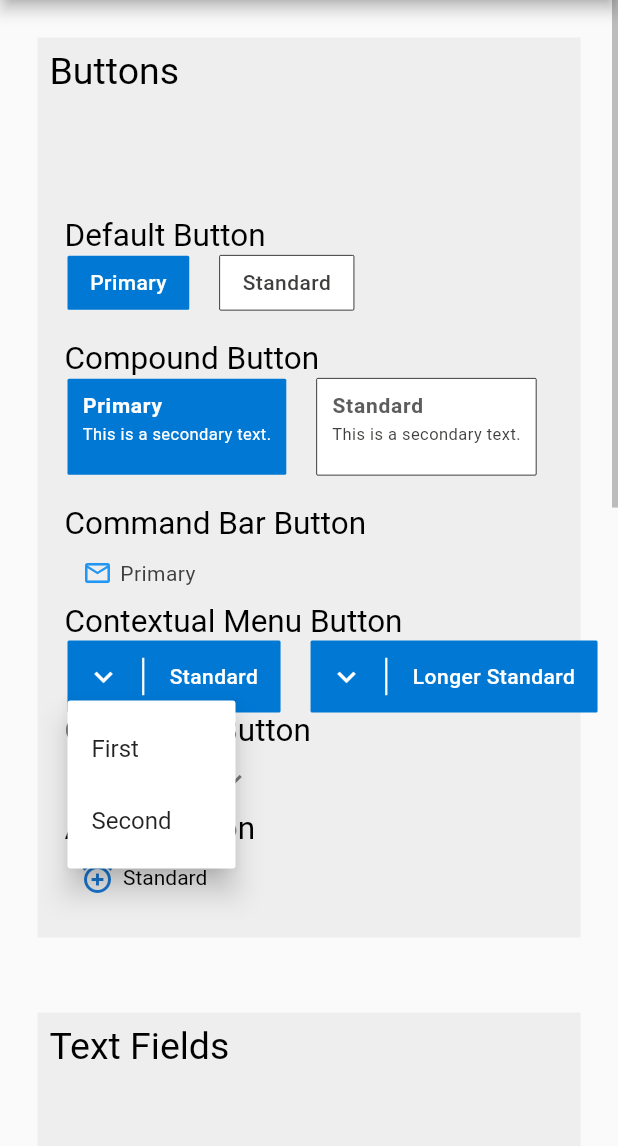
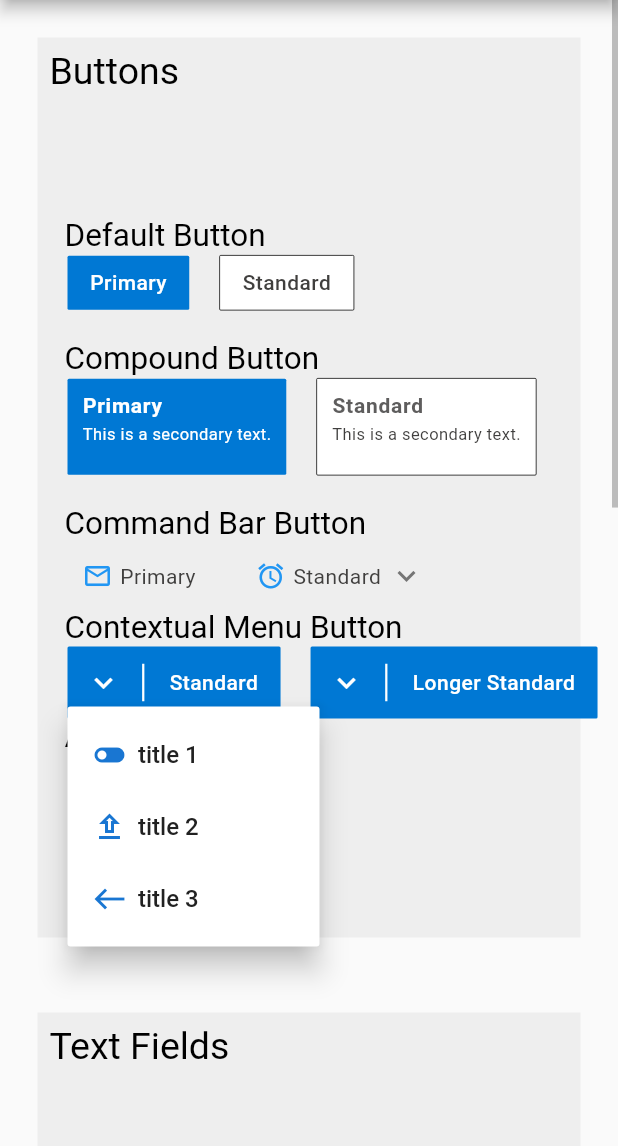
Before and after one commit to Zamaruu/flutter-fluent-ui-library, a Flutter app: the screen it shows after launch, after a tap on the "keyboard arrow down" icon, on a phone screen of 412 x 824 dp, the part 90-1236 px from its top. Run offline on Flutter 3.47's test engine with Material 2 defaults, Android fonts, the phone set to English and light mode, and no system bars.

Commit message:
CommandBarButton drop downs added

```diff
--- a/lib/routes/mainpage.dart
+++ b/lib/routes/mainpage.dart
@@ -1,6 +1,7 @@
 import 'package:fluent_ui_design/ui/fluentui/fluentbutton.dart';
 import 'package:fluent_ui_design/ui/fluentui/fluentdocumentcard.dart';
 import 'package:fluent_ui_design/ui/fluentui/fluenttextfield.dart';
+import 'package:fluent_ui_design/ui/fluentui/fluentuimodels.dart';
 import 'package:fluent_ui_design/ui/widgets/drawer.dart';
 import 'package:fluent_ui_design/ui/widgets/navigationappbar.dart';
 import 'package:flutter/material.dart';
@@ -8,6 +9,12 @@ import 'package:flutter/material.dart';
 class MainPage extends StatelessWidget {
   TextStyle titleStyle = new TextStyle(color: Colors.black, fontSize: 25);
   TextEditingController sampleController = new TextEditingController();
+
+  List<CommandBarButtonModel> popUpButtons = [
+    new CommandBarButtonModel("title 1", Icons.toggle_off_rounded, () {}),
+    new CommandBarButtonModel("title 2", Icons.upload_outlined, () {}),
+    new CommandBarButtonModel("title 3", Icons.west, () {}),
+  ];
 
   Padding subject(String title) {
     return Padding(
@@ -91,6 +98,13 @@ class MainPage extends StatelessWidget {
                     width: 20,
                   ),
                   CommandBarButton("Primary", Icons.mail_outline),
+                  SizedBox(
+                    width: 20,
+                  ),
+                  CommandBarPopUpButton(
+                    "Standard",
+                    popUpButtons
+                  ),
                 ],
               ),
               subject("Contextual Menu Button"),
@@ -99,20 +113,17 @@ class MainPage extends StatelessWidget {
                   SizedBox(
                     width: 20,
                   ),
-                  ContextualMenuButton("Standard"),
+                  SplitButton(
+                    "Standard",
+                    popUpButtons
+                  ),
                   SizedBox(
                     width: 20,
                   ),
-                  ContextualMenuButton("Longer Standard"),
-                ],
-              ),
-              subject("Command Button"),
-              Row(
-                children: [
-                  SizedBox(
-                    width: 20,
+                  SplitButton(
+                    "Longer Standard",
+                    popUpButtons
                   ),
-                  CommandButton("Standard"),
                 ],
               ),
               subject("Action Button"),
--- a/lib/ui/fluentui/fluentbutton.dart
+++ b/lib/ui/fluentui/fluentbutton.dart
@@ -1,5 +1,33 @@
+import 'package:fluent_ui_design/ui/fluentui/fluentuimodels.dart';
 import 'package:flutter/gestures.dart';
 import 'package:flutter/material.dart';
+
+PopupMenuItem _popupItem(CommandBarButtonModel menuButton) {
+  return PopupMenuItem(
+    child: GestureDetector(
+      onTap: menuButton.onPressed ?? () {},
+      child: Container(
+        margin: EdgeInsets.only(right:  15),
+        child: Row(
+          children: [
+            Icon(
+              menuButton.icon,
+              size: 24,
+              color: Colors.blue[700],
+            ),
+            SizedBox(width: 7),
+            Text(
+              menuButton.title,
+              style: TextStyle(
+                color: Colors.grey[900], fontWeight: FontWeight.w500
+              ),
+            ),
+          ],
+        ),
+      ),
+    ),
+  );
+}
 
 class DefaultButton extends StatelessWidget {
   final double borderradius = 1.0;
@@ -201,6 +229,7 @@ class CommandBarButton extends StatelessWidget {
 
   final String title;
   final IconData icon;
+  final IconData trailingIcon;
   final Function onPressed;
   final Color color;
   final Color textColor;
@@ -216,7 +245,7 @@ class CommandBarButton extends StatelessWidget {
       this.color = Colors.white,
       this.textColor = const Color.fromRGBO(64, 63, 62, 1),
       this.border = true,
-      this.borderColor = Colors.black});
+      this.borderColor = Colors.black, this.trailingIcon});
 
   @override
   Widget build(BuildContext context) {
@@ -250,6 +279,14 @@ class CommandBarButton extends StatelessWidget {
                         letterSpacing: 0.3),
                   ),
                 ),
+                trailingIcon != null
+                    ? Container(
+                        margin: const EdgeInsets.only(left: 5),
+                        child: Icon(
+                          trailingIcon,
+                          color: Colors.grey[600],
+                        ))
+                    : Container()
               ],
             ),
           ),
@@ -260,61 +297,81 @@ class CommandBarButton extends StatelessWidget {
   }
 }
 
-class ContextualMenuButton extends StatelessWidget {
+class SplitButton extends StatelessWidget {
   final String title;
   final Color textColor;
   final Color backgroundColor;
+  final Function onPressed;
+  final List<CommandBarButtonModel> menuButtons;
 
-  const ContextualMenuButton(this.title,
+  List<PopupMenuItem> _menuButtons = [];
+
+  SplitButton(this.title, this.menuButtons,
       {Key key,
       this.textColor = Colors.white,
-      this.backgroundColor = Colors.blue})
+      this.backgroundColor = Colors.blue,
+      this.onPressed,
+      })
       : super(key: key);
+
+  void _initMenuButtons(){
+    for (CommandBarButtonModel button in menuButtons) {
+      _menuButtons.add(_popupItem(button));
+    }
+  }
 
   @override
   Widget build(BuildContext context) {
+    _initMenuButtons();
     return DefaultButton(title,
       textColor: textColor,
+      onPressed: onPressed,
       leading: Container(
         child: PopupMenuButton(
           icon: Icon(Icons.keyboard_arrow_down, color: textColor),
           offset: Offset(0, 40),
-            itemBuilder: (context) => [
-              PopupMenuItem(
-                value: 1,
-                child: Text("First"),
+          itemBuilder: (context) => _menuButtons
         ),
-              PopupMenuItem(
-                value: 2,
-                child: Text("Second"),
-              ),
-            ],
-          ),
-        ));
+      )
+    );
   }
 }
 
-class CommandButton extends StatelessWidget {
+class CommandBarPopUpButton extends StatelessWidget {
   final String title;
   final Color textColor;
   final Color backgroundColor;
   final GlobalKey _menuKey = new GlobalKey();
   final IconData trailingIcon = Icons.keyboard_arrow_down;
+  final List<CommandBarButtonModel> menuButtons;
 
-  CommandButton(this.title,
-      {Key key,
+  List<PopupMenuItem> _menuButtons = [];
+
+  CommandBarPopUpButton(
+    this.title,
+    this.menuButtons,
+    {
+      Key key,
       this.textColor = Colors.white,
-      this.backgroundColor = Colors.blue})
-      : super(key: key);
+      this.backgroundColor = Colors.blue,
+    }
+  ) : super(key: key);
+
+  void _initMenuButtons(){
+    for (CommandBarButtonModel button in menuButtons) {
+      _menuButtons.add(_popupItem(button));
+    }
+  }
 
   @override
   Widget build(BuildContext context) {
+    _initMenuButtons();
     return PopupMenuButton(
       key: _menuKey,
-      child: ActionButton(
+      child: CommandBarButton(
         title,
         Icons.access_alarm,
-        traillingIcon: trailingIcon,
+        trailingIcon: trailingIcon,
         onPressed: () {
           dynamic state = _menuKey.currentState;
           state.showButtonMenu();
@@ -322,17 +379,7 @@ class CommandButton extends StatelessWidget {
       ),
       offset: Offset(0, 40),
       elevation: 0,
-      itemBuilder: (context) => [
-        PopupMenuItem(
-          value: 1,
-          child: CommandBarButton("Option 1", Icons.online_prediction),
-        ),
-        PopupMenuItem(
-          value: 2,
-          child: CommandBarButton(
-              "Option 2", Icons.airline_seat_recline_extra_rounded),
-        ),
-      ],
+      itemBuilder: (context) => _menuButtons,
     );
   }
 }
--- /dev/null
+++ b/lib/ui/fluentui/fluentuimodels.dart
@@ -0,0 +1,9 @@
+import 'package:flutter/material.dart';
+
+class CommandBarButtonModel {
+  final String title;
+  final IconData icon;
+  final Function onPressed;
+
+  CommandBarButtonModel(this.title, this.icon, this.onPressed);
+}
```
Lines whose indentation alone changed are shown as unchanged.
